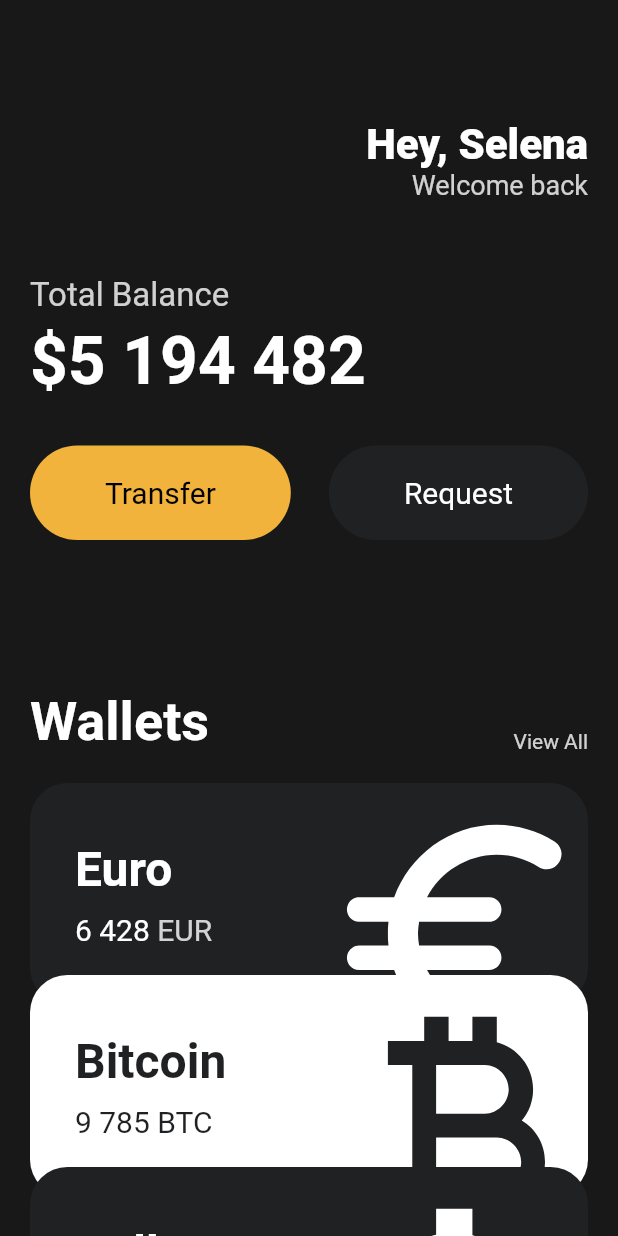
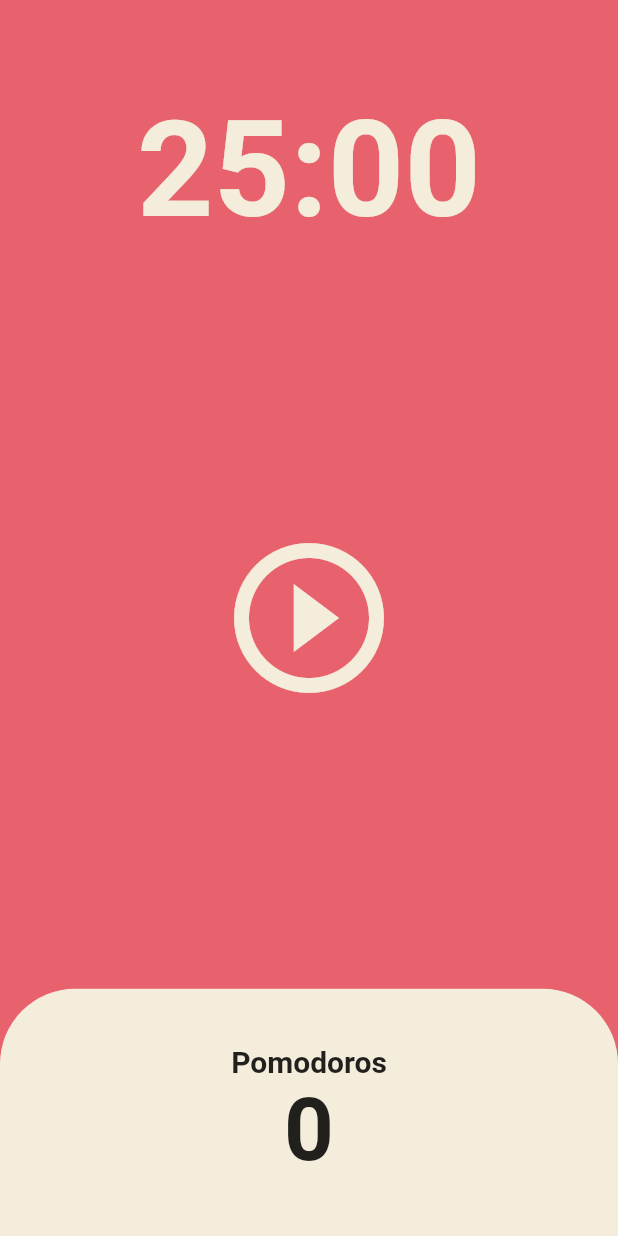
Before and after one commit to truwater/toonflix, a Flutter app: the screen it shows after launch, on a phone screen of 412 x 824 dp. Run offline on Flutter 3.47's test engine with Material 2 defaults, Android fonts, the phone set to English and light mode, and no system bars.

Commit message:
Complete chapter 5

```diff
--- a/lib/main.dart
+++ b/lib/main.dart
@@ -1,6 +1,5 @@
 import 'package:flutter/material.dart';
-import 'package:toonflix/widgets/button.dart';
-import 'package:toonflix/widgets/currency_card.dart';
+import 'package:toonflix/screens/home_screen.dart';
 
 void main() {
   runApp(const App());
@@ -12,141 +11,18 @@ class App extends StatelessWidget {
   @override
   Widget build(BuildContext context) {
     return MaterialApp(
-      home: Scaffold(
-        backgroundColor: const Color(0xFF181818),
-        body: SingleChildScrollView(
-          child: Padding(
-            padding: const EdgeInsets.symmetric(
-              horizontal: 20,
-            ),
-            child: Column(
-              crossAxisAlignment: CrossAxisAlignment.start,
-              children: [
-                const SizedBox(
-                  height: 80,
-                ),
-                Row(
-                  mainAxisAlignment: MainAxisAlignment.end,
-                  children: [
-                    Column(
-                      crossAxisAlignment: CrossAxisAlignment.end,
-                      children: const [
-                        Text(
-                          'Hey, Selena',
-                          style: TextStyle(
-                            color: Colors.white,
-                            fontSize: 28,
-                            fontWeight: FontWeight.w800,
-                          ),
-                        ),
-                        Text(
-                          'Welcome back',
-                          style: TextStyle(
-                            color: Color.fromRGBO(255, 255, 255, 0.8),
-                            fontSize: 18,
-                          ),
-                        ),
-                      ],
-                    ),
-                  ],
-                ),
-                const SizedBox(
-                  height: 50,
-                ),
-                const Text(
-                  'Total Balance',
-                  style: TextStyle(
-                    fontSize: 22,
-                    color: Color.fromRGBO(255, 255, 255, 0.8),
-                  ),
-                ),
-                const SizedBox(
-                  height: 5,
-                ),
-                const Text(
-                  '\$5 194 482',
-                  style: TextStyle(
-                    fontSize: 44,
-                    fontWeight: FontWeight.w600,
-                    color: Colors.white,
-                  ),
-                ),
-                const SizedBox(
-                  height: 30,
-                ),
-                Row(
-                  mainAxisAlignment: MainAxisAlignment.spaceBetween,
-                  children: const [
-                    Button(
-                      text: 'Transfer',
-                      bgColor: Color(0xFFF1B33B),
-                      textColor: Colors.black,
-                    ),
-                    Button(
-                      text: 'Request',
-                      bgColor: Color(0xFF1F2123),
-                      textColor: Colors.white,
-                    ),
-                  ],
-                ),
-                const SizedBox(
-                  height: 100,
-                ),
-                Row(
-                  mainAxisAlignment: MainAxisAlignment.spaceBetween,
-                  crossAxisAlignment: CrossAxisAlignment.end,
-                  children: [
-                    const Text(
-                      'Wallets',
-                      style: TextStyle(
-                        color: Colors.white,
-                        fontSize: 36,
-                        fontWeight: FontWeight.w600,
-                      ),
-                    ),
-                    Text(
-                      'View All',
-                      style: TextStyle(
-                        color: Colors.white.withOpacity(0.8),
-                      ),
-                    ),
-                  ],
-                ),
-                const SizedBox(
-                  height: 20,
-                ),
-                const CurrencyCard(
-                  name: 'Euro',
-                  code: 'EUR',
-                  amount: '6 428',
-                  icon: Icons.euro_rounded,
-                  isInverted: false,
-                ),
-                Transform.translate(
-                  offset: const Offset(0, -20),
-                  child: const CurrencyCard(
-                    name: 'Bitcoin',
-                    code: 'BTC',
-                    amount: '9 785',
-                    icon: Icons.currency_bitcoin,
-                    isInverted: true,
-                  ),
-                ),
-                Transform.translate(
-                  offset: const Offset(0, -40),
-                  child: const CurrencyCard(
-                    name: 'Dollar',
-                    code: 'USD',
-                    amount: '428',
-                    icon: Icons.attach_money_outlined,
-                    isInverted: false,
-                  ),
-                ),
-              ],
-            ),
+      theme: ThemeData(
+        colorScheme: ColorScheme.fromSwatch(
+          backgroundColor: const Color(0xFFE7626C),
+        ),
+        textTheme: const TextTheme(
+          displayLarge: TextStyle(
+            color: Color(0xFF232B55),
           ),
         ),
+        cardColor: const Color(0xFFF4EDDB),
       ),
+      home: const HomeScreen(),
     );
   }
 }
--- /dev/null
+++ b/lib/screens/home_screen.dart
@@ -0,0 +1,138 @@
+import 'dart:async';
+
+import 'package:flutter/material.dart';
+
+class HomeScreen extends StatefulWidget {
+  const HomeScreen({super.key});
+
+  @override
+  State<HomeScreen> createState() => _HomeScreenState();
+}
+
+class _HomeScreenState extends State<HomeScreen> {
+  static const twentyFiveMinutes = 1500;
+  int totalSeconds = twentyFiveMinutes;
+  bool isRunning = false;
+  int totalPrmodoros = 0;
+  late Timer timer;
+
+  void onTick(Timer timer) {
+    if (totalSeconds == 0) {
+      setState(() {
+        totalPrmodoros = totalPrmodoros + 1;
+        isRunning = false;
+        totalSeconds = twentyFiveMinutes;
+      });
+      timer.cancel();
+    } else {
+      setState(() {
+        totalSeconds = totalSeconds - 1;
+      });
+    }
+  }
+
+  void onStartPressed() {
+    timer = Timer.periodic(
+      const Duration(seconds: 1),
+      onTick,
+    );
+    setState(() {
+      isRunning = true;
+    });
+  }
+
+  void onPausePressed() {
+    timer.cancel();
+    setState(() {
+      isRunning = false;
+    });
+  }
+
+  String format(int seconds) {
+    var duration = Duration(seconds: seconds);
+    return duration.toString().split('.').first.substring(2);
+  }
+
+  @override
+  Widget build(BuildContext context) {
+    return Scaffold(
+      backgroundColor: Theme.of(context).colorScheme.background,
+      body: Column(
+        children: [
+          Flexible(
+            flex: 1,
+            child: Container(
+              alignment: Alignment.bottomCenter,
+              child: Text(
+                format(totalSeconds),
+                style: TextStyle(
+                  color: Theme.of(context).cardColor,
+                  fontSize: 89,
+                  fontWeight: FontWeight.w600,
+                ),
+              ),
+            ),
+          ),
+          Flexible(
+            flex: 3,
+            child: Center(
+              child: IconButton(
+                onPressed: isRunning ? onPausePressed : onStartPressed,
+                color: Theme.of(context).cardColor,
+                icon: Icon(isRunning
+                    ? Icons.pause_circle_outline
+                    : Icons.play_circle_outline),
+                iconSize: 120,
+              ),
+            ),
+          ),
+          Flexible(
+            flex: 1,
+            child: Row(
+              children: [
+                Expanded(
+                  child: Container(
+                    decoration: BoxDecoration(
+                      color: Theme.of(context).cardColor,
+                      borderRadius: const BorderRadius.only(
+                        topLeft: Radius.circular(50),
+                        topRight: Radius.circular(50),
+                      ),
+                    ),
+                    child: Column(
+                      mainAxisAlignment: MainAxisAlignment.center,
+                      children: [
+                        Text(
+                          'Pomodoros',
+                          style: TextStyle(
+                            fontSize: 20,
+                            fontWeight: FontWeight.w600,
+                            color: Theme.of(context)
+                                .textTheme
+                                .headlineSmall
+                                ?.color,
+                          ),
+                        ),
+                        Text(
+                          '$totalPrmodoros',
+                          style: TextStyle(
+                            fontSize: 58,
+                            fontWeight: FontWeight.w600,
+                            color: Theme.of(context)
+                                .textTheme
+                                .headlineSmall
+                                ?.color,
+                          ),
+                        ),
+                      ],
+                    ),
+                  ),
+                ),
+              ],
+            ),
+          ),
+        ],
+      ),
+    );
+  }
+}
--- a/lib/widgets/button.dart
+++ /dev/null
@@ -1,36 +0,0 @@
-import 'package:flutter/material.dart';
-
-class Button extends StatelessWidget {
-  final String text;
-  final Color bgColor;
-  final Color textColor;
-
-  const Button(
-      {super.key,
-      required this.text,
-      required this.bgColor,
-      required this.textColor});
-
-  @override
-  Widget build(BuildContext context) {
-    return Container(
-      decoration: BoxDecoration(
-        color: bgColor,
-        borderRadius: BorderRadius.circular(45),
-      ),
-      child: Padding(
-        padding: const EdgeInsets.symmetric(
-          vertical: 20,
-          horizontal: 50,
-        ),
-        child: Text(
-          text,
-          style: TextStyle(
-            color: textColor,
-            fontSize: 20,
-          ),
-        ),
-      ),
-    );
-  }
-}
--- a/lib/widgets/currency_card.dart
+++ /dev/null
@@ -1,86 +0,0 @@
-import 'package:flutter/material.dart';
-
-class CurrencyCard extends StatelessWidget {
-  final String name, code, amount;
-  final IconData icon;
-  final bool isInverted;
-  final _blackColor = const Color(0xFF1F2123);
-
-  const CurrencyCard({
-    super.key,
-    required this.name,
-    required this.code,
-    required this.amount,
-    required this.icon,
-    required this.isInverted,
-  });
-
-  @override
-  Widget build(BuildContext context) {
-    return Container(
-      clipBehavior: Clip.hardEdge,
-      decoration: BoxDecoration(
-        color: isInverted ? Colors.white : _blackColor,
-        borderRadius: BorderRadius.circular(25),
-      ),
-      child: Padding(
-        padding: const EdgeInsets.all(30),
-        child: Row(
-          mainAxisAlignment: MainAxisAlignment.spaceBetween,
-          children: [
-            Column(
-              crossAxisAlignment: CrossAxisAlignment.start,
-              children: [
-                Text(
-                  name,
-                  style: TextStyle(
-                    color: isInverted ? _blackColor : Colors.white,
-                    fontSize: 32,
-                    fontWeight: FontWeight.w600,
-                  ),
-                ),
-                const SizedBox(
-                  height: 10,
-                ),
-                Row(
-                  children: [
-                    Text(
-                      amount,
-                      style: TextStyle(
-                        color: isInverted ? _blackColor : Colors.white,
-                        fontSize: 20,
-                      ),
-                    ),
-                    const SizedBox(
-                      width: 5,
-                    ),
-                    Text(
-                      code,
-                      style: TextStyle(
-                        color: isInverted
-                            ? _blackColor
-                            : Colors.white.withOpacity(0.8),
-                        fontSize: 20,
-                      ),
-                    ),
-                  ],
-                ),
-              ],
-            ),
-            Transform.scale(
-              scale: 2.2,
-              child: Transform.translate(
-                offset: const Offset(-5, 12),
-                child: Icon(
-                  icon,
-                  color: isInverted ? _blackColor : Colors.white,
-                  size: 88,
-                ),
-              ),
-            ),
-          ],
-        ),
-      ),
-    );
-  }
-}
```
